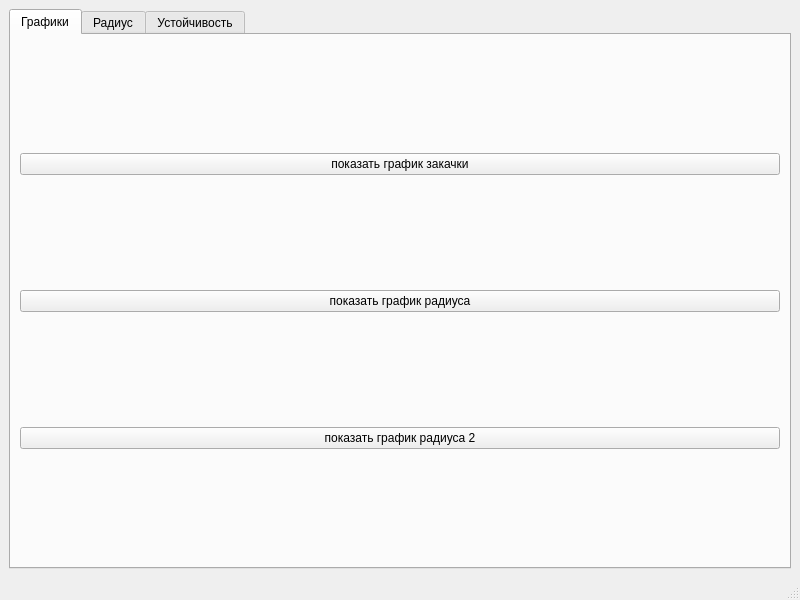
Before: the Qt Designer form Application/ResultWindow.ui in ildarhb/NIPI, drawn with Qt 5.
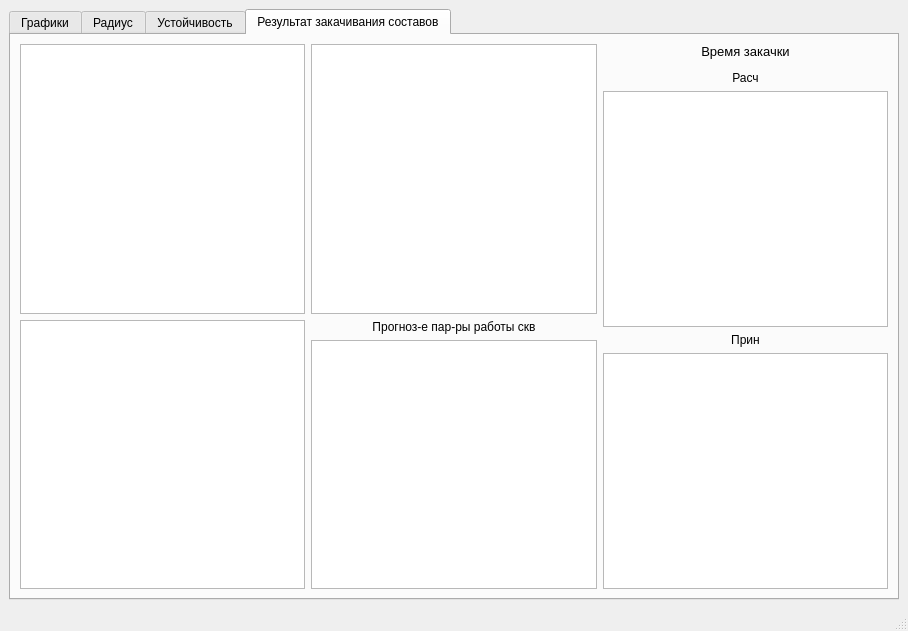
After: the same form once the commit is applied.

Commit message: добавил заполнение 6-ти таблиц

```diff
--- a/Application/ResultWindow.ui
+++ b/Application/ResultWindow.ui
@@ -6,8 +6,8 @@
    <rect>
     <x>0</x>
     <y>0</y>
-    <width>800</width>
-    <height>600</height>
+    <width>908</width>
+    <height>631</height>
    </rect>
   </property>
   <property name="windowTitle">
@@ -18,7 +18,7 @@
     <item>
      <widget class="QTabWidget" name="tabs_result">
       <property name="currentIndex">
-       <number>0</number>
+       <number>3</number>
       </property>
       <widget class="QWidget" name="tab_image">
        <attribute name="title">
@@ -68,6 +68,103 @@
         </item>
        </layout>
       </widget>
+      <widget class="QWidget" name="tab_result_injection">
+       <attribute name="title">
+        <string>Результат закачивания составов</string>
+       </attribute>
+       <layout class="QGridLayout" name="gridLayout">
+        <item row="0" column="1">
+         <layout class="QVBoxLayout" name="verticalLayout_8">
+          <item>
+           <widget class="QTableWidget" name="table_screen_stability"/>
+          </item>
+         </layout>
+        </item>
+        <item row="1" column="1">
+         <layout class="QVBoxLayout" name="verticalLayout_9">
+          <item>
+           <widget class="QLabel" name="label_4">
+            <property name="text">
+             <string>Прогноз-е пар-ры работы скв</string>
+            </property>
+            <property name="alignment">
+             <set>Qt::AlignCenter</set>
+            </property>
+           </widget>
+          </item>
+          <item>
+           <widget class="QTableWidget" name="table_prediction"/>
+          </item>
+         </layout>
+        </item>
+        <item row="0" column="0">
+         <layout class="QVBoxLayout" name="verticalLayout_5">
+          <item>
+           <widget class="QTableWidget" name="table_screen_radius"/>
+          </item>
+         </layout>
+        </item>
+        <item row="1" column="0">
+         <layout class="QVBoxLayout" name="verticalLayout_7">
+          <item>
+           <widget class="QTableWidget" name="table_volume_injection"/>
+          </item>
+         </layout>
+        </item>
+        <item row="0" column="2" rowspan="2">
+         <layout class="QVBoxLayout" name="verticalLayout_10">
+          <item>
+           <widget class="QLabel" name="label">
+            <property name="font">
+             <font>
+              <pointsize>10</pointsize>
+             </font>
+            </property>
+            <property name="text">
+             <string>Время закачки</string>
+            </property>
+            <property name="alignment">
+             <set>Qt::AlignCenter</set>
+            </property>
+           </widget>
+          </item>
+          <item>
+           <widget class="Line" name="line">
+            <property name="orientation">
+             <enum>Qt::Vertical</enum>
+            </property>
+           </widget>
+          </item>
+          <item>
+           <widget class="QLabel" name="label_2">
+            <property name="text">
+             <string>Расч</string>
+            </property>
+            <property name="alignment">
+             <set>Qt::AlignCenter</set>
+            </property>
+           </widget>
+          </item>
+          <item>
+           <widget class="QTableWidget" name="table_time_calc"/>
+          </item>
+          <item>
+           <widget class="QLabel" name="label_3">
+            <property name="text">
+             <string>Прин</string>
+            </property>
+            <property name="alignment">
+             <set>Qt::AlignCenter</set>
+            </property>
+           </widget>
+          </item>
+          <item>
+           <widget class="QTableWidget" name="table_time_prin"/>
+          </item>
+         </layout>
+        </item>
+       </layout>
+      </widget>
      </widget>
     </item>
    </layout>
```
Left out of the diff: 2 changed lines with no effect on the pictures. The commit also changes 2 other files.
